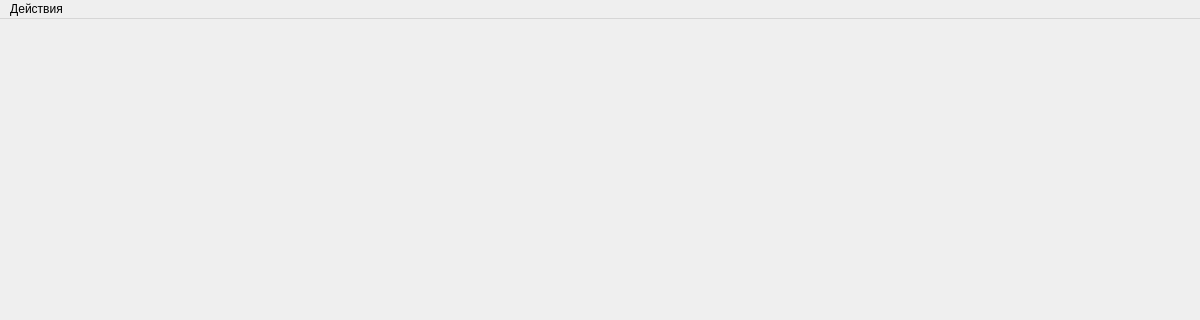
Old version of the form pdd-editor/mainwindow.ui in the repository andemeno/pdd; both pictures show x 0 to 1200 and y 0 to 320 of the 1200 by 800 pixel window.
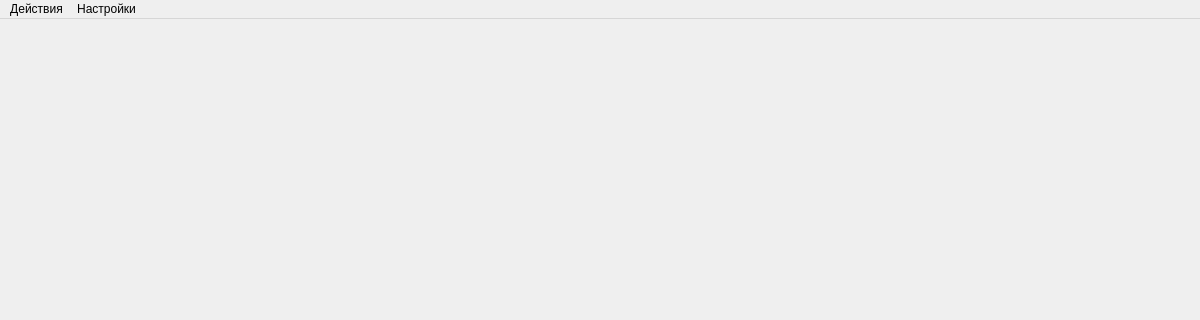
New version of the form.

```diff
--- a/pdd-editor/mainwindow.ui
+++ b/pdd-editor/mainwindow.ui
@@ -21,7 +21,7 @@
      <x>0</x>
      <y>0</y>
      <width>1200</width>
-     <height>26</height>
+     <height>19</height>
     </rect>
    </property>
    <widget class="QMenu" name="menu">
@@ -31,7 +31,14 @@
     <addaction name="action_merge"/>
     <addaction name="rename_action"/>
    </widget>
+   <widget class="QMenu" name="menu_2">
+    <property name="title">
+     <string>Настройки</string>
+    </property>
+    <addaction name="choose_bd_action"/>
+   </widget>
    <addaction name="menu"/>
+   <addaction name="menu_2"/>
   </widget>
   <action name="action_merge">
    <property name="text">
```
Left out of the diff: 5 changed lines with no effect on the pictures.
